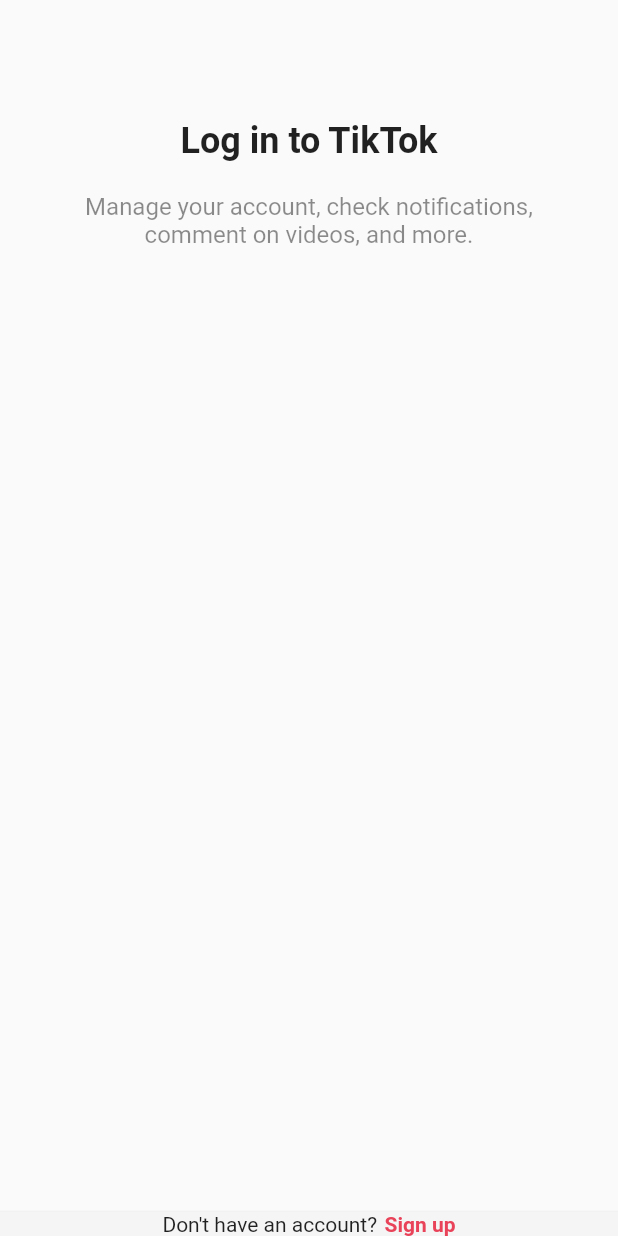
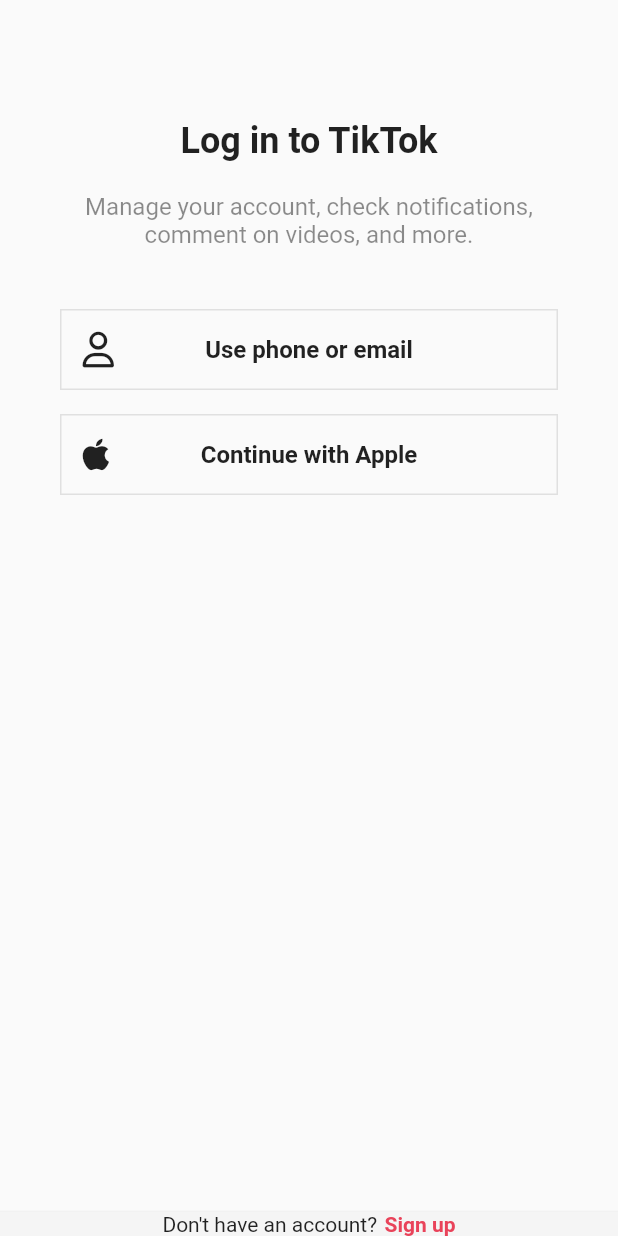
Before and after one commit to YonghoKwon/tiktok_clone, a Flutter app: the screen it shows after launch, after a tap on "Log in", on a phone screen of 412 x 824 dp. Run offline on Flutter 3.47's test engine with Material 2 defaults, Android fonts, the phone set to English and light mode, and no system bars; our stand-ins replace font_awesome_flutter.

Commit message:
feature(AUTHENTICATION UI) : 4.2 AuthButton

```diff
--- a/lib/features/authentication/login_screen.dart
+++ b/lib/features/authentication/login_screen.dart
@@ -1,9 +1,11 @@
 import 'package:flutter/material.dart';
 import 'package:flutter/src/widgets/container.dart';
 import 'package:flutter/src/widgets/framework.dart';
+import 'package:font_awesome_flutter/font_awesome_flutter.dart';
 import 'package:tiktok_clone/constants/gaps.dart';
 import 'package:tiktok_clone/constants/sizes.dart';
 import 'package:tiktok_clone/features/authentication/sign_up_screen.dart';
+import 'package:tiktok_clone/features/authentication/widgets/auth_button.dart';
 
 class LoginScreen extends StatelessWidget {
   const LoginScreen({super.key});
@@ -39,6 +41,14 @@ class LoginScreen extends StatelessWidget {
                 ),
                 textAlign: TextAlign.center,
               ),
+              Gaps.v40,
+              AuthButton(
+                icon:FaIcon(FontAwesomeIcons.user),
+                text: "Use phone or email",),
+              Gaps.v16,
+              AuthButton(
+                  icon:FaIcon(FontAwesomeIcons.apple),
+                  text: "Continue with Apple"),
             ],
           ),
         ),
--- a/lib/features/authentication/sign_up_screen.dart
+++ b/lib/features/authentication/sign_up_screen.dart
@@ -1,6 +1,7 @@
 import 'package:flutter/material.dart';
 import 'package:flutter/src/widgets/container.dart';
 import 'package:flutter/src/widgets/framework.dart';
+import 'package:font_awesome_flutter/font_awesome_flutter.dart';
 import 'package:tiktok_clone/constants/gaps.dart';
 import 'package:tiktok_clone/constants/sizes.dart';
 import 'package:tiktok_clone/features/authentication/login_screen.dart';
@@ -45,8 +46,13 @@ class SignUpScreen extends StatelessWidget {
                 textAlign: TextAlign.center,
               ),
               Gaps.v40,
-              AuthButton(text: "Use phone or email"),
-              AuthButton(text: "Continue with Apple"),
+              AuthButton(
+                icon:FaIcon(FontAwesomeIcons.user),
+                text: "Use phone or email",),
+              Gaps.v16,
+              AuthButton(
+                  icon:FaIcon(FontAwesomeIcons.apple),
+                  text: "Continue with Apple"),
             ],
           ),
         ),
--- a/lib/features/authentication/widgets/auth_button.dart
+++ b/lib/features/authentication/widgets/auth_button.dart
@@ -1,14 +1,17 @@
 import 'package:flutter/material.dart';
 import 'package:flutter/src/widgets/container.dart';
 import 'package:flutter/src/widgets/framework.dart';
+import 'package:font_awesome_flutter/src/fa_icon.dart';
 import 'package:tiktok_clone/constants/sizes.dart';
 
 class AuthButton extends StatelessWidget {
   final String text;
+  final FaIcon icon;
 
   const AuthButton({
     super.key,
     required this.text,
+    required this.icon,
   });
 
   @override
@@ -16,15 +19,21 @@ class AuthButton extends StatelessWidget {
     return FractionallySizedBox(
       widthFactor: 1,
       child: Container(
-        padding: const EdgeInsets.symmetric(
-          vertical: Sizes.size14,
-        ),
+        padding: const EdgeInsets.all(Sizes.size14),
         decoration: BoxDecoration(
           border: Border.all(
             color: Colors.grey.shade300,
             width: Sizes.size1,
           ),
         ),
+        child: Stack(
+          alignment: Alignment.center,
+          children: [
+            Align(
+                alignment: Alignment.centerLeft,
+                child: icon
+            ),
+            Expanded(
               child: Text(
                 text,
                 style: const TextStyle(
@@ -34,6 +43,9 @@ class AuthButton extends StatelessWidget {
                 textAlign: TextAlign.center,
               ),
             ),
+          ],
+        ),
+      ),
     );
   }
 }
--- a/lib/main.dart
+++ b/lib/main.dart
@@ -1,6 +1,4 @@
 import 'package:flutter/material.dart';
-import 'package:tiktok_clone/constants/gaps.dart';
-import 'package:tiktok_clone/constants/sizes.dart';
 import 'package:tiktok_clone/features/authentication/sign_up_screen.dart';
 
 void main() {
--- a/pubspec.yaml
+++ b/pubspec.yaml
@@ -36,6 +36,7 @@ dependencies:
   # The following adds the Cupertino Icons font to your application.
   # Use with the CupertinoIcons class for iOS style icons.
   cupertino_icons: ^1.0.2
+  font_awesome_flutter: 10.3.0
 
 dev_dependencies:
   flutter_test:
```
Also changed, not shown: pubspec.lock. Lines whose indentation alone changed are shown as unchanged.
